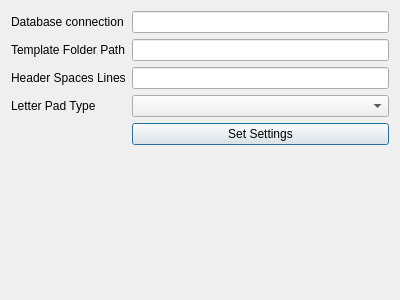
Above: frmsetting.ui from umeshramya/Clinic before the change. Below: the same form after it.
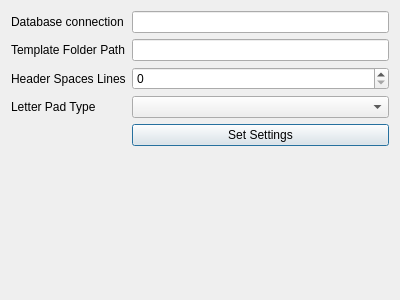
That is the form after the change. Icons and pictures are not drawn.

Diff of the .ui file:
```diff
--- a/frmsetting.ui
+++ b/frmsetting.ui
@@ -54,9 +54,6 @@
      <item row="1" column="1">
       <widget class="QLineEdit" name="lineEdit_TemplateFolderPath"/>
      </item>
-     <item row="2" column="1">
-      <widget class="QLineEdit" name="lineEdit_HeaderSpaceLines"/>
-     </item>
      <item row="3" column="1">
       <widget class="QComboBox" name="comboBox_LetterPadType"/>
      </item>
@@ -71,6 +68,9 @@
        </item>
       </layout>
      </item>
+     <item row="2" column="1">
+      <widget class="QSpinBox" name="spinBox_LetterpadHeaderLines"/>
+     </item>
     </layout>
    </item>
   </layout>
```
